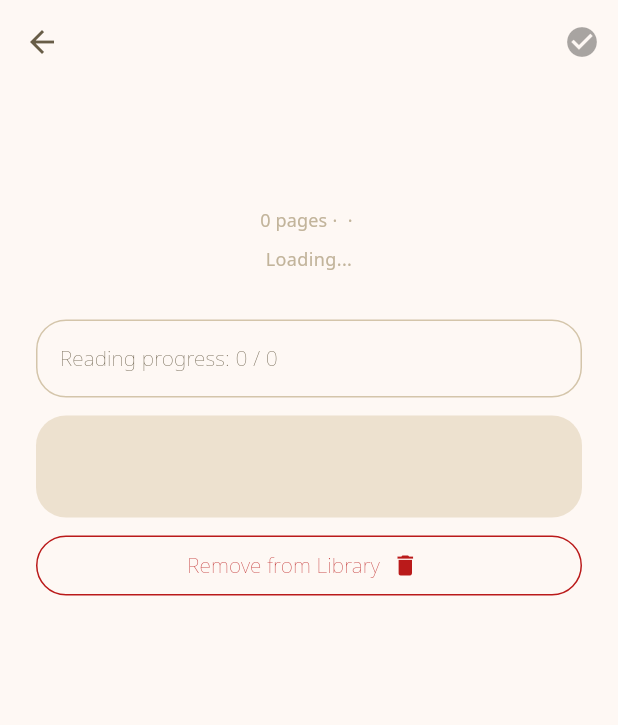
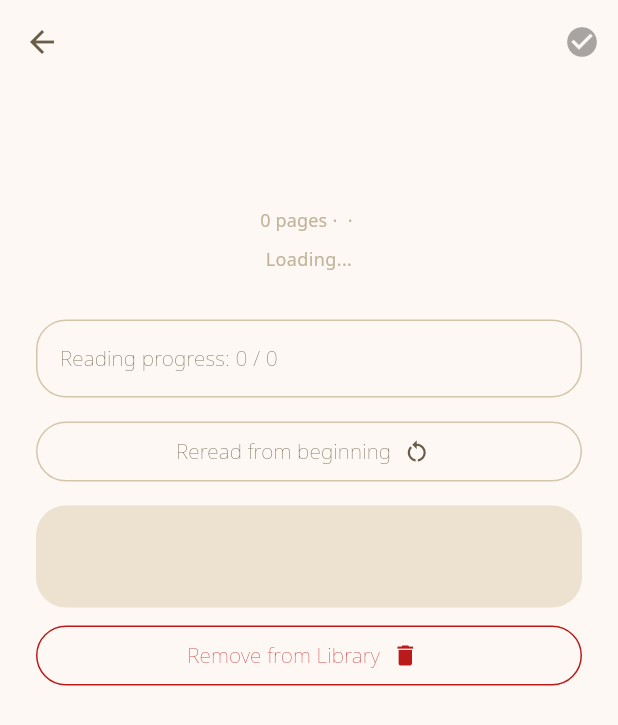
Before and after one commit to 8-bit-confusion/booklist, a Flutter app: the ItemView screen opened directly with empty values, after a tap on the "add" icon, on a phone screen of 412 x 824 dp. Shown: the top 725 px of the screen. Run offline on Flutter 3.47's test engine with Material 3 defaults, Android fonts, the light colour scheme and no system bars; our stand-ins replace file_picker, fl_chart, package_info_plus; missing offline and left inert: mobile_scanner; network calls fail; project files that could hold a hidden picture were left out.

Commit message:
Added 'reread from beginning' button and functionality

```diff
--- a/lib/pages/item_view.dart
+++ b/lib/pages/item_view.dart
@@ -438,6 +438,33 @@ class _ItemViewState extends State<ItemView> {
             ),
           ) : Container(),
           libraryData.contains(widget.item) ? const SizedBox(height: 12.0,) : Container(),
+          libraryData.contains(widget.item) && libraryData.getProgress(widget.item) == widget.item.pageCount ? OutlinedButton.icon(
+            style: ButtonStyle(
+              side: WidgetStatePropertyAll(BorderSide(
+                color: Theme.of(context).colorScheme.inversePrimary,
+              )),
+            ),
+            label: Text( "Reread from beginning",
+              style: TextStyle(
+                color: Theme.of(context).colorScheme.primary,
+                fontWeight: FontWeight.w300,
+                fontSize: 14.0,
+              ),
+            ),
+            icon: const Icon(Icons.restart_alt),
+            iconAlignment: IconAlignment.end,
+            onPressed: () {
+              setState(() {
+                DateTime timestamp = DateTime.now();
+                libraryData.library.remove(widget.item.id);
+                libraryData.library.insert(0, widget.item.id);
+
+                libraryData.setProgress(widget.item, 0);
+                libraryData.setReadTimestamp(widget.item, timestamp);
+              });
+            },
+          ) : Container(),
+          libraryData.contains(widget.item) && libraryData.getProgress(widget.item) == widget.item.pageCount ? const SizedBox(height: 12.0,) : Container(),
           Container(
             padding: const EdgeInsets.all(24.0),
             decoration: BoxDecoration(
--- a/pubspec.yaml
+++ b/pubspec.yaml
@@ -16,7 +16,7 @@ publish_to: 'none' # Remove this line if you wish to publish to pub.dev
 # https://developer.apple.com/library/archive/documentation/General/Reference/InfoPlistKeyReference/Articles/CoreFoundationKeys.html
 # In Windows, build-name is used as the major, minor, and patch parts
 # of the product and file versions while build-number is used as the build suffix.
-version: 5.1.0
+version: 5.1.1
 
 environment:
   sdk: '>=3.5.0-219.0.dev <4.0.0'
```
